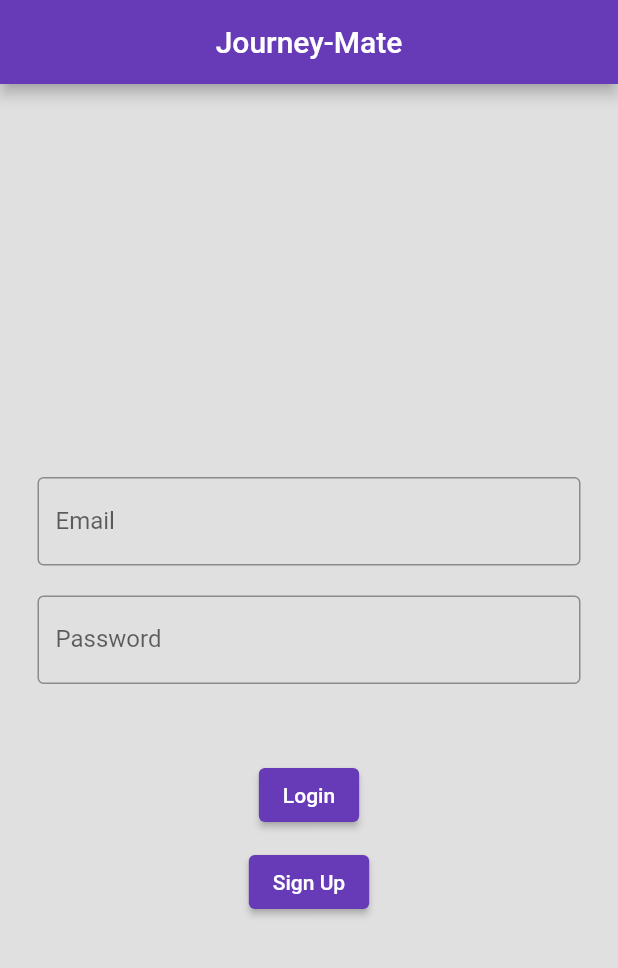
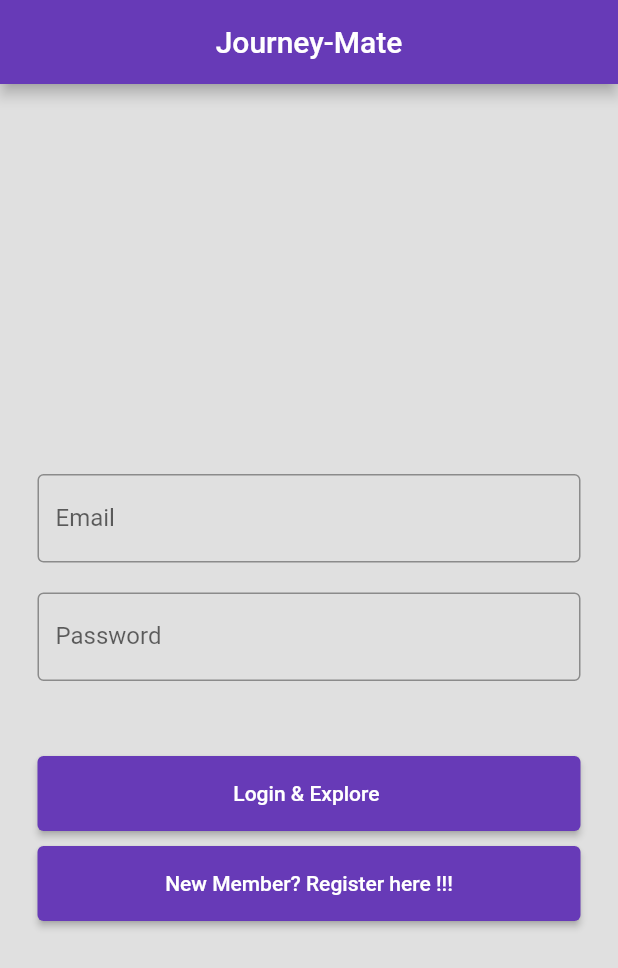
Before and after one commit to ranvirpawar/Jmate, a Flutter app: the screen it shows after launch, on a phone screen of 412 x 824 dp. Shown: the top 968 px of the screen. Run offline on Flutter 3.47's test engine with Material 2 defaults, Android fonts, the phone set to English and light mode, and no system bars; our stand-ins replace cloud_firestore, firebase_auth, firebase_core, firebase_database, flutter_datetime_picker, google_fonts; accounts and stored records are empty.

Commit message:
resize the login and signup button

```diff
--- a/lib/login_page.dart
+++ b/lib/login_page.dart
@@ -54,21 +54,29 @@ class _LoginPageState extends State<LoginPage> {
                 obscureText: true,
               ),
               SizedBox(height: 50),
-              ElevatedButton(
+              SizedBox(
+                width: 500,
+                height: 50,
+                child: ElevatedButton(
                   onPressed: () {
                     login();
                   },
-                child: Text('Login'),
+                  child: Text('Login & Explore '),
+                ),
               ),
               SizedBox(height: 10),
-              ElevatedButton(
+              SizedBox(
+                width: 500,
+                height: 50,
+                child: ElevatedButton(
                   onPressed: () {
                     Navigator.push(
                       context,
                       MaterialPageRoute(builder: (context) => SignUpPage()),
                     );
                   },
-                child: Text("Sign Up"),
+                  child: Text("New Member? Register here !!!"),
+                ),
               ),
             ],
           ),
```
Lines whose indentation alone changed are shown as unchanged.
